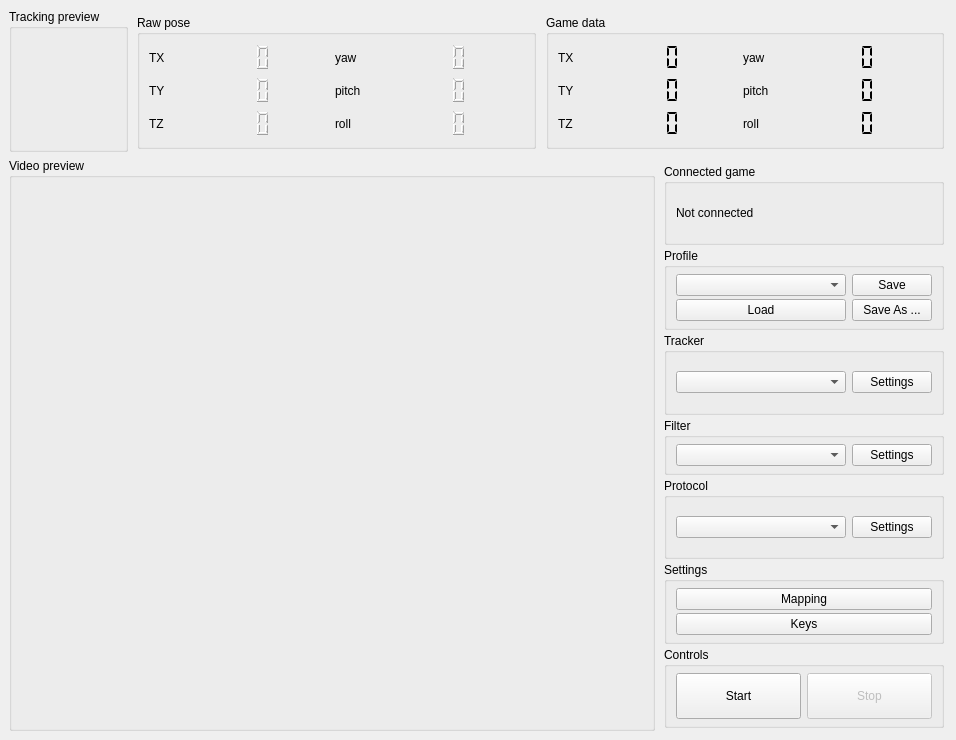
Before: the Qt Designer form facetracknoir/facetracknoir.ui in opentrack/opentrack, drawn with Qt 5.
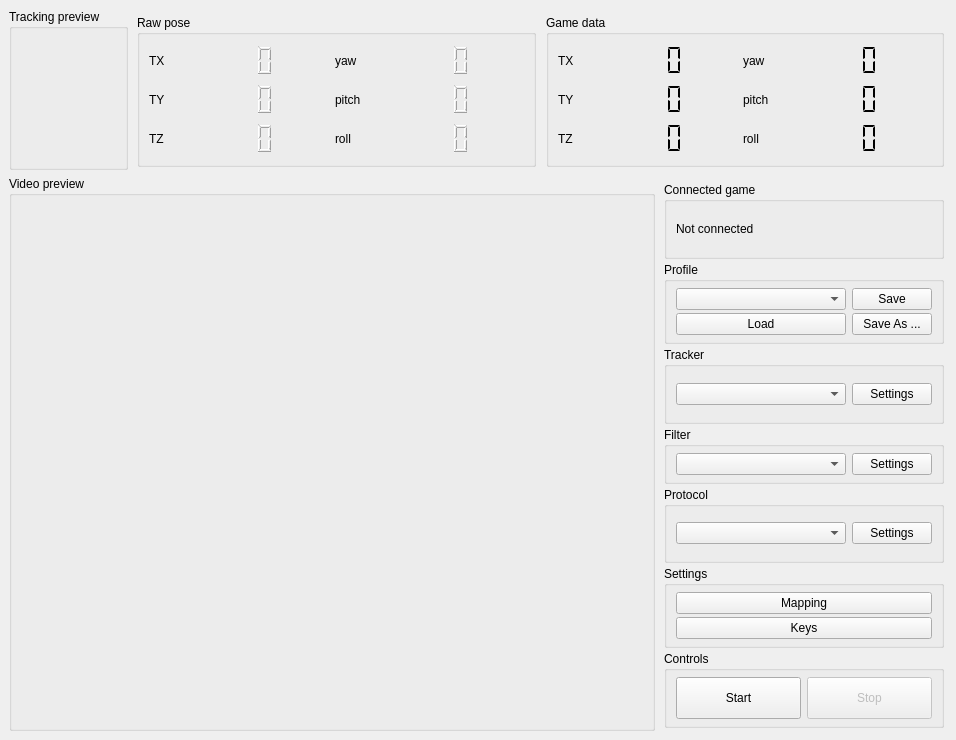
After: the same form once the commit is applied. Icons and pictures are not drawn. Custom widgets are drawn as their Qt base class.

Commit message: octopii width, srs business so you don't hafta

Patch:
```diff
--- a/facetracknoir/facetracknoir.ui
+++ b/facetracknoir/facetracknoir.ui
@@ -40,26 +40,11 @@
        <string>Tracking preview</string>
       </property>
       <layout class="QGridLayout" name="gridLayout_2">
-       <property name="leftMargin">
-        <number>0</number>
-       </property>
-       <property name="topMargin">
-        <number>0</number>
-       </property>
-       <property name="rightMargin">
-        <number>0</number>
-       </property>
-       <property name="bottomMargin">
-        <number>0</number>
-       </property>
-       <property name="spacing">
-        <number>0</number>
-       </property>
        <item row="0" column="0">
         <widget class="GLWidget" name="pose_display" native="true">
          <property name="minimumSize">
           <size>
-           <width>0</width>
+           <width>90</width>
            <height>120</height>
           </size>
          </property>
```
